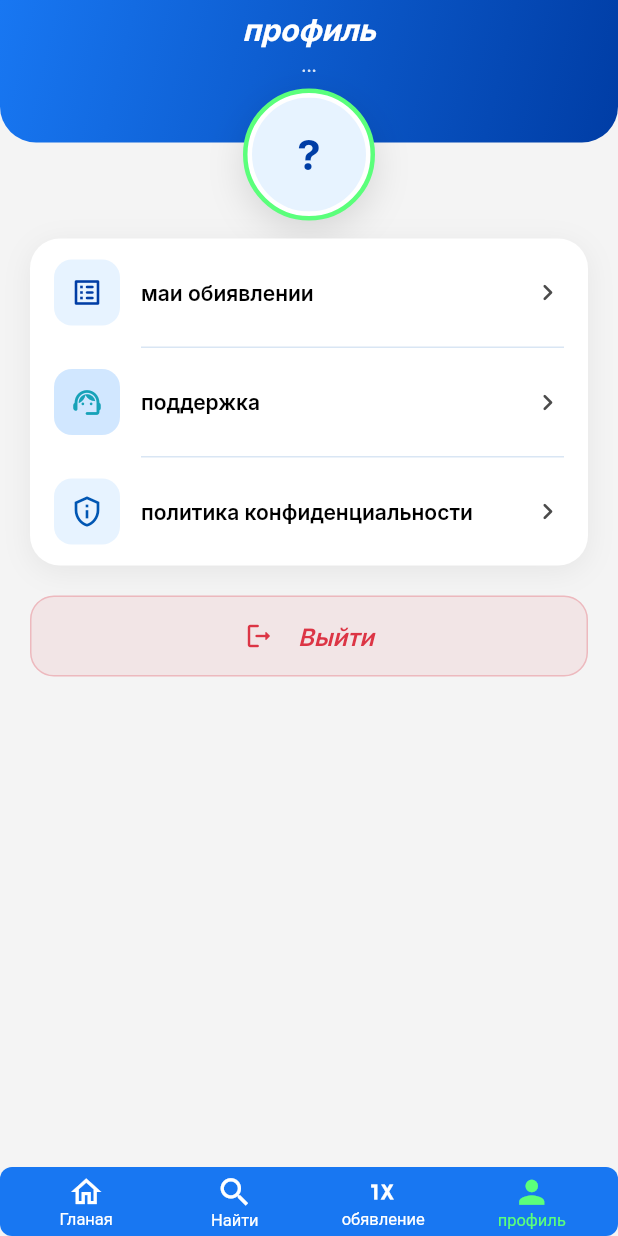
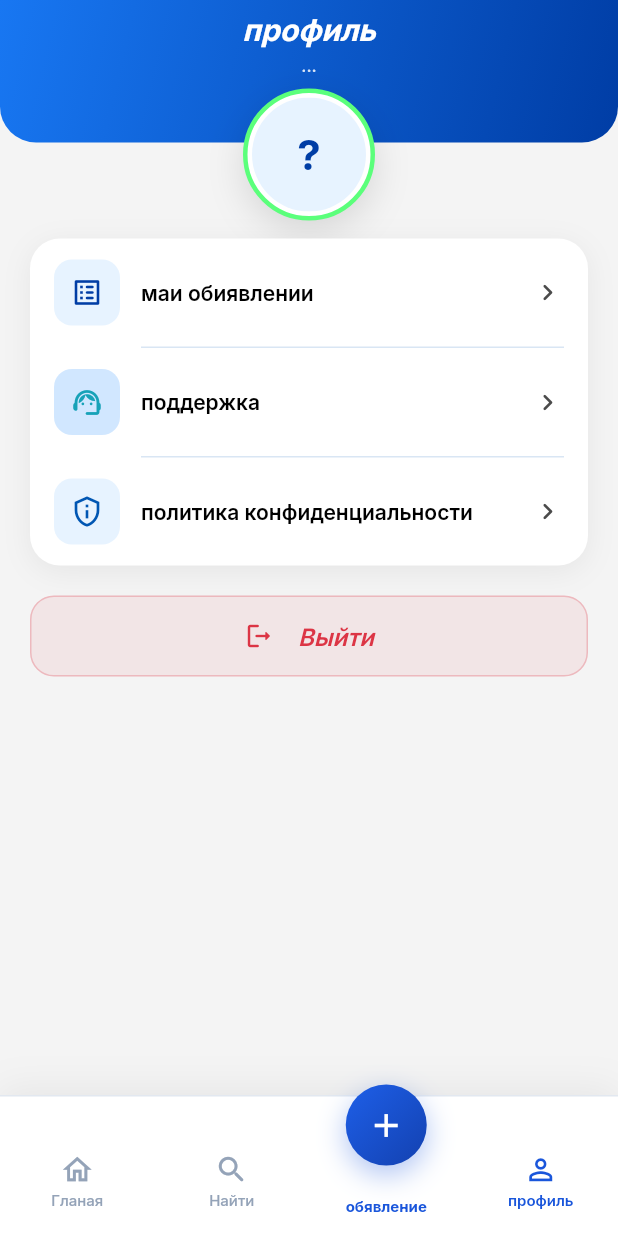
Before and after one commit to suyun46kg-boop/appekb, a Flutter app: the NavBarPage screen opened by its route, item 4 of the bottom bar chosen, on a phone screen of 412 x 824 dp. Run offline on Flutter 3.47's test engine with Material 3 defaults, Android fonts, the phone set to English and light mode, and no system bars; drawn by our look-alikes of auto_size_text, floating_bottom_navigation_bar, flutter_animate; our stand-ins replace easy_debounce, equatable, file_picker, font_awesome_flutter, from_css_color, go_router and 10 more; missing offline and left inert: json_path, mime_type; accounts and stored records are empty; network calls fail.

Commit message:
Redesign bottom navigation and show it on first launch.
Replace the blue FloatingNavbar with a white tab bar and elevated post button, and always open the home route inside NavBarPage so guests see navigation immediately.

Co-authored-by: Cursor <cursoragent@cursor.com>

```diff
--- a/lib/flutter_flow/nav/nav.dart
+++ b/lib/flutter_flow/nav/nav.dart
@@ -83,14 +83,12 @@ GoRouter createRouter(AppStateNotifier appStateNotifier) => GoRouter(
       debugLogDiagnostics: true,
       refreshListenable: appStateNotifier,
       navigatorKey: appNavigatorKey,
-      errorBuilder: (context, state) =>
-          appStateNotifier.loggedIn ? NavBarPage() : DbddWidget(),
+      errorBuilder: (context, state) => NavBarPage(),
       routes: [
         FFRoute(
           name: '_initialize',
           path: '/',
-          builder: (context, _) =>
-              appStateNotifier.loggedIn ? NavBarPage() : DbddWidget(),
+          builder: (context, _) => NavBarPage(),
         ),
         FFRoute(
             name: AvtoryzasiaWidget.routeName,
--- a/lib/main.dart
+++ b/lib/main.dart
@@ -13,7 +13,6 @@ import '/flutter_flow/flutter_flow_theme.dart';
 import 'flutter_flow/flutter_flow_util.dart';
 import 'flutter_flow/internationalization.dart';
 import 'package:google_fonts/google_fonts.dart';
-import 'package:floating_bottom_navigation_bar/floating_bottom_navigation_bar.dart';
 import 'flutter_flow/nav/nav.dart';
 import 'index.dart';
 
@@ -145,11 +144,152 @@ class _NavBarPageState extends State<NavBarPage> {
   String _currentPageName = 'dbdd';
   late Widget? _currentPage;
 
+  static const _navBlue = Color(0xFF1A56DB);
+  static const _navMuted = Color(0xFF94A3B8);
+  static const _navBorder = Color(0xFFE2E8F0);
+
   @override
   void initState() {
     super.initState();
     _currentPageName = widget.initialPage ?? _currentPageName;
     _currentPage = widget.page;
+  }
+
+  void _switchTab(int index, List<String> tabKeys) {
+    safeSetState(() {
+      _currentPage = null;
+      _currentPageName = tabKeys[index];
+    });
+  }
+
+  Widget _navItem({
+    required bool active,
+    required IconData icon,
+    required String label,
+    required VoidCallback onTap,
+  }) {
+    final color = active ? _navBlue : _navMuted;
+    return Expanded(
+      child: InkWell(
+        onTap: onTap,
+        child: Padding(
+          padding: const EdgeInsets.symmetric(vertical: 4),
+          child: Column(
+            mainAxisSize: MainAxisSize.min,
+            children: [
+              Icon(icon, size: 23, color: color),
+              const SizedBox(height: 3),
+              Text(
+                label,
+                overflow: TextOverflow.ellipsis,
+                style: GoogleFonts.inter(
+                  fontSize: 10,
+                  fontWeight: active ? FontWeight.w600 : FontWeight.w500,
+                  color: color,
+                ),
+              ),
+            ],
+          ),
+        ),
+      ),
+    );
+  }
+
+  Widget _navPostButton({
+    required String label,
+    required VoidCallback onTap,
+  }) {
+    return Expanded(
+      child: InkWell(
+        onTap: onTap,
+        borderRadius: BorderRadius.circular(999),
+        child: Column(
+          mainAxisSize: MainAxisSize.min,
+          children: [
+            Transform.translate(
+              offset: const Offset(0, -18),
+              child: Container(
+                width: 54,
+                height: 54,
+                decoration: BoxDecoration(
+                  gradient: const LinearGradient(
+                    begin: Alignment.topLeft,
+                    end: Alignment.bottomRight,
+                    colors: [Color(0xFF1E5FE8), Color(0xFF1341B0)],
+                  ),
+                  shape: BoxShape.circle,
+                  boxShadow: [
+                    BoxShadow(
+                      color: _navBlue.withValues(alpha: 0.35),
+                      blurRadius: 16,
+                      offset: const Offset(0, 6),
+                    ),
+                  ],
+                ),
+                child: const Icon(Icons.add, color: Colors.white, size: 26),
+              ),
+            ),
+            const SizedBox(height: 3),
+            Text(
+              label,
+              overflow: TextOverflow.ellipsis,
+              style: GoogleFonts.inter(
+                fontSize: 10,
+                fontWeight: FontWeight.w700,
+                color: _navBlue,
+              ),
+            ),
+          ],
+        ),
+      ),
+    );
+  }
+
+  Widget _buildBottomNav(BuildContext context, int currentIndex) {
+    final tabKeys = ['dbdd', 'searchpage22', 'politpage', 'Profile'];
+    final bottomPad = MediaQuery.paddingOf(context).bottom;
+
+    return Container(
+      decoration: const BoxDecoration(
+        color: Colors.white,
+        border: Border(top: BorderSide(color: _navBorder)),
+        boxShadow: [
+          BoxShadow(
+            color: Color(0x0F000000),
+            blurRadius: 20,
+            offset: Offset(0, -4),
+          ),
+        ],
+      ),
+      padding: EdgeInsets.fromLTRB(0, 10, 0, 14 + bottomPad),
+      child: Row(
+        crossAxisAlignment: CrossAxisAlignment.end,
+        children: [
+          _navItem(
+            active: currentIndex == 0,
+            icon: Icons.home_outlined,
+            label: FFLocalizations.of(context).getText('528yx56i' /* Гланая */),
+            onTap: () => _switchTab(0, tabKeys),
+          ),
+          _navItem(
+            active: currentIndex == 1,
+            icon: Icons.search_rounded,
+            label: FFLocalizations.of(context).getText('6pwnu7xf' /* Найти */),
+            onTap: () => _switchTab(1, tabKeys),
+          ),
+          _navPostButton(
+            label: FFLocalizations.of(context).getText('c5j5d6pi' /* обявление */),
+            onTap: () => _switchTab(2, tabKeys),
+          ),
+          _navItem(
+            active: currentIndex == 3,
+            icon: Icons.person_outline,
+            label: FFLocalizations.of(context).getText('wg3pzmio' /* профиль */),
+            onTap: () => _switchTab(3, tabKeys),
+          ),
+        ],
+      ),
+    );
   }
 
   @override
@@ -172,129 +312,7 @@ class _NavBarPageState extends State<NavBarPage> {
               .removeViewPadding(removeBottom: true),
           child: _currentPage ?? tabs[_currentPageName]!),
       extendBody: true,
-      bottomNavigationBar: FloatingNavbar(
-        currentIndex: currentIndex,
-        onTap: (i) => safeSetState(() {
-          _currentPage = null;
-          _currentPageName = tabs.keys.toList()[i];
-        }),
-        backgroundColor: Color(0xFF1877F2),
-        selectedItemColor: Color(0xFF5BFF7B),
-        unselectedItemColor: FlutterFlowTheme.of(context).secondary,
-        selectedBackgroundColor: Color(0x00000000),
-        borderRadius: 8.0,
-        itemBorderRadius: 8.0,
-        margin: EdgeInsetsDirectional.fromSTEB(0.0, 0.0, 0.0, 0.0),
-        padding: EdgeInsetsDirectional.fromSTEB(0.0, 0.0, 0.0, 0.0),
-        width: double.infinity,
-        elevation: 0.0,
-        items: [
-          FloatingNavbarItem(
-            customWidget: Column(
-              mainAxisAlignment: MainAxisAlignment.center,
-              children: [
-                Icon(
-                  Icons.home_outlined,
-                  color: currentIndex == 0
-                      ? Color(0xFF5BFF7B)
-                      : FlutterFlowTheme.of(context).secondary,
-                  size: 24.0,
-                ),
-                Text(
-                  FFLocalizations.of(context).getText(
-                    '528yx56i' /* Гланая */,
-                  ),
-                  overflow: TextOverflow.ellipsis,
-                  style: TextStyle(
-                    color: currentIndex == 0
-                        ? Color(0xFF5BFF7B)
-                        : FlutterFlowTheme.of(context).secondary,
-                    fontSize: 11.0,
-                  ),
-                ),
-              ],
-            ),
-          ),
-          FloatingNavbarItem(
-            customWidget: Column(
-              mainAxisAlignment: MainAxisAlignment.center,
-              children: [
-                Icon(
-                  Icons.search,
-                  color: currentIndex == 1
-                      ? Color(0xFF5BFF7B)
-                      : FlutterFlowTheme.of(context).secondary,
-                  size: 25.0,
-                ),
-                Text(
-                  FFLocalizations.of(context).getText(
-                    '6pwnu7xf' /* Найти */,
-                  ),
-                  overflow: TextOverflow.ellipsis,
-                  style: TextStyle(
-                    color: currentIndex == 1
-                        ? Color(0xFF5BFF7B)
-                        : FlutterFlowTheme.of(context).secondary,
-                    fontSize: 11.0,
-                  ),
-                ),
-              ],
-            ),
-          ),
-          FloatingNavbarItem(
-            customWidget: Column(
-              mainAxisAlignment: MainAxisAlignment.center,
-              children: [
-                Icon(
-                  Icons.one_x_mobiledata,
-                  color: currentIndex == 2
-                      ? Color(0xFF5BFF7B)
-                      : FlutterFlowTheme.of(context).secondary,
-                  size: 24.0,
-                ),
-                Text(
-                  FFLocalizations.of(context).getText(
-                    'c5j5d6pi' /* обявление */,
-                  ),
-                  overflow: TextOverflow.ellipsis,
-                  style: TextStyle(
-                    color: currentIndex == 2
-                        ? Color(0xFF5BFF7B)
-                        : FlutterFlowTheme.of(context).secondary,
-                    fontSize: 11.0,
-                  ),
-                ),
-              ],
-            ),
-          ),
-          FloatingNavbarItem(
-            customWidget: Column(
-              mainAxisAlignment: MainAxisAlignment.center,
-              children: [
-                Icon(
-                  Icons.person,
-                  color: currentIndex == 3
-                      ? Color(0xFF5BFF7B)
-                      : FlutterFlowTheme.of(context).secondary,
-                  size: 25.0,
-                ),
-                Text(
-                  FFLocalizations.of(context).getText(
-                    'wg3pzmio' /* профиль */,
-                  ),
-                  overflow: TextOverflow.ellipsis,
-                  style: TextStyle(
-                    color: currentIndex == 3
-                        ? Color(0xFF5BFF7B)
-                        : FlutterFlowTheme.of(context).secondary,
-                    fontSize: 11.0,
-                  ),
-                ),
-              ],
-            ),
-          )
-        ],
-      ),
+      bottomNavigationBar: _buildBottomNav(context, currentIndex),
     );
   }
 }
```
